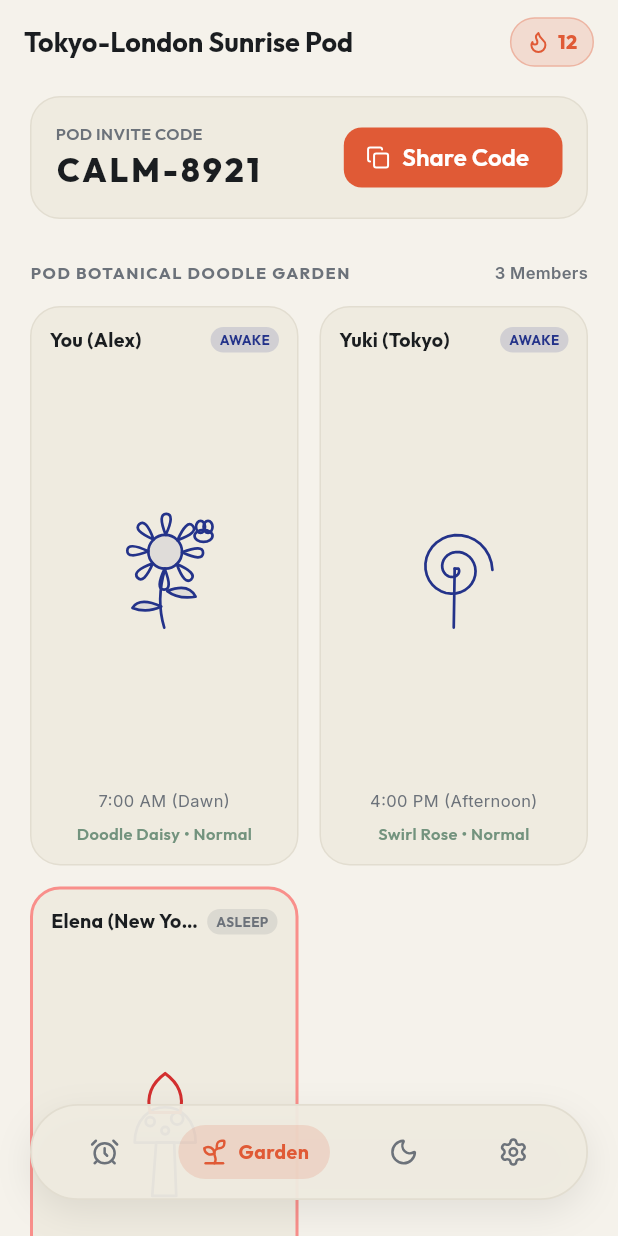
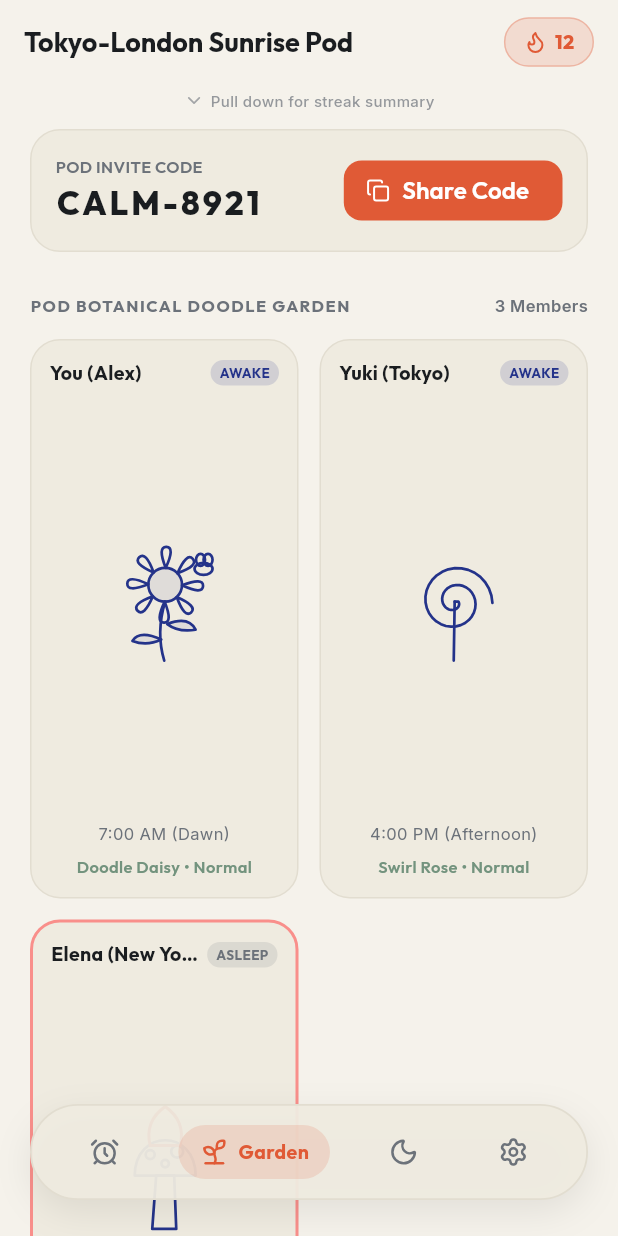
Before and after one commit to paperlinkos/calmalarm, a Flutter app: the screen it shows after launch, item 2 of the bottom bar chosen, on a phone screen of 412 x 824 dp. Run offline on Flutter 3.47's test engine with Material 3 defaults, Android fonts, the phone set to English and light mode, and no system bars; our stand-ins replace flutter_local_notifications, flutter_riverpod, google_fonts, lucide_icons, permission_handler, timezone; statements that could not run were skipped.

Commit message:
fix: enable reliable drag-down gesture and pull-down handle hint for streak summary

```diff
--- a/lib/features/sync_pods/views/pod_dashboard_screen.dart
+++ b/lib/features/sync_pods/views/pod_dashboard_screen.dart
@@ -20,11 +20,13 @@ class _PodDashboardScreenState extends ConsumerState<PodDashboardScreen>
     with SingleTickerProviderStateMixin {
   late AnimationController _summaryController;
   late Animation<double> _expandAnimation;
+  late ScrollController _scrollController;
   bool _isSummaryExpanded = false;
 
   @override
   void initState() {
     super.initState();
+    _scrollController = ScrollController();
     _summaryController = AnimationController(
       vsync: this,
       duration: const Duration(milliseconds: 300),
@@ -37,12 +39,14 @@ class _PodDashboardScreenState extends ConsumerState<PodDashboardScreen>
 
   @override
   void dispose() {
+    _scrollController.dispose();
     _summaryController.dispose();
     super.dispose();
   }
 
   void _toggleSummary([bool? show]) {
     final target = show ?? !_isSummaryExpanded;
+    if (_isSummaryExpanded == target) return;
     setState(() {
       _isSummaryExpanded = target;
     });
@@ -86,7 +90,7 @@ class _PodDashboardScreenState extends ConsumerState<PodDashboardScreen>
             borderRadius: BorderRadius.circular(20),
             child: Container(
               margin: const EdgeInsets.only(right: 16),
-              padding: const EdgeInsets.symmetric(horizontal: 10, vertical: 6),
+              padding: const EdgeInsets.symmetric(horizontal: 12, vertical: 6),
               decoration: BoxDecoration(
                 color: AppColors.terracotta.withValues(alpha: 0.15),
                 borderRadius: BorderRadius.circular(20),
@@ -113,29 +117,67 @@ class _PodDashboardScreenState extends ConsumerState<PodDashboardScreen>
           ),
         ],
       ),
-      body: NotificationListener<ScrollNotification>(
+      body: GestureDetector(
+        onVerticalDragUpdate: (details) {
+          // Downward drag gesture anywhere near top triggers quick summary
+          if (details.delta.dy > 6 && (_scrollController.hasClients && _scrollController.offset <= 20)) {
+            _toggleSummary(true);
+          } else if (details.delta.dy < -6 && _isSummaryExpanded) {
+            _toggleSummary(false);
+          }
+        },
+        child: NotificationListener<ScrollNotification>(
           onNotification: (ScrollNotification notification) {
-          // Detect pull-down overscroll gesture from top
-          if (notification is OverscrollNotification && notification.overscroll < -10) {
-            if (!_isSummaryExpanded) {
+            // Detect pull-down scroll at top of screen
+            if (notification.metrics.pixels <= 10) {
+              if (notification is ScrollUpdateNotification &&
+                  notification.scrollDelta != null &&
+                  notification.scrollDelta! < -3) {
+                _toggleSummary(true);
+              } else if (notification is OverscrollNotification && notification.overscroll < 0) {
                 _toggleSummary(true);
               }
             } else if (notification is ScrollUpdateNotification &&
                 notification.scrollDelta != null &&
                 notification.scrollDelta! > 10) {
-            // Collapse quick summary on downward scroll
-            if (_isSummaryExpanded) {
               _toggleSummary(false);
-            }
             }
             return false;
           },
           child: SingleChildScrollView(
+            controller: _scrollController,
             physics: const BouncingScrollPhysics(parent: AlwaysScrollableScrollPhysics()),
             padding: const EdgeInsets.symmetric(horizontal: 20),
             child: Column(
               crossAxisAlignment: CrossAxisAlignment.start,
               children: [
+                // Pull-down Visual Hint / Toggle Button
+                GestureDetector(
+                  onTap: () => _toggleSummary(),
+                  child: Container(
+                    padding: const EdgeInsets.symmetric(vertical: 4),
+                    child: Row(
+                      mainAxisAlignment: MainAxisAlignment.center,
+                      children: [
+                        Icon(
+                          _isSummaryExpanded ? LucideIcons.chevronUp : LucideIcons.chevronDown,
+                          size: 14,
+                          color: textSecondary.withValues(alpha: 0.6),
+                        ),
+                        const SizedBox(width: 4),
+                        Text(
+                          _isSummaryExpanded ? 'Collapse streak summary' : 'Pull down for streak summary',
+                          style: GoogleFonts.inter(
+                            color: textSecondary.withValues(alpha: 0.7),
+                            fontSize: 10,
+                            fontWeight: FontWeight.w500,
+                          ),
+                        ),
+                      ],
+                    ),
+                  ),
+                ),
+
                 // Pull-down Animated Quick Streak Summary Banner
                 SizeTransition(
                   sizeFactor: _expandAnimation,
@@ -144,13 +186,14 @@ class _PodDashboardScreenState extends ConsumerState<PodDashboardScreen>
                     margin: const EdgeInsets.only(bottom: 16, top: 4),
                     padding: const EdgeInsets.all(16),
                     decoration: BoxDecoration(
-                    color: AppColors.terracotta.withValues(alpha: 0.1),
+                      color: AppColors.terracotta.withValues(alpha: 0.12),
                       borderRadius: BorderRadius.circular(20),
                       border: Border.all(
-                      color: AppColors.terracotta.withValues(alpha: 0.3),
+                        color: AppColors.terracotta.withValues(alpha: 0.35),
                       ),
                     ),
                     child: Column(
+                      crossAxisAlignment: CrossAxisAlignment.start,
                       children: [
                         Row(
                           children: [
@@ -176,7 +219,7 @@ class _PodDashboardScreenState extends ConsumerState<PodDashboardScreen>
                             ),
                           ],
                         ),
-                      const SizedBox(height: 8),
+                        const SizedBox(height: 10),
                         Row(
                           mainAxisAlignment: MainAxisAlignment.spaceBetween,
                           children: [
@@ -184,16 +227,23 @@ class _PodDashboardScreenState extends ConsumerState<PodDashboardScreen>
                               '🔥 ${podState.sharedStreak}-Day Shared Streak',
                               style: GoogleFonts.outfit(
                                 color: textPrimary,
-                              fontSize: 14,
+                                fontSize: 15,
                                 fontWeight: FontWeight.w700,
                               ),
                             ),
-                          Text(
+                            Container(
+                              padding: const EdgeInsets.symmetric(horizontal: 8, vertical: 3),
+                              decoration: BoxDecoration(
+                                color: AppColors.sageGreen.withValues(alpha: 0.2),
+                                borderRadius: BorderRadius.circular(10),
+                              ),
+                              child: Text(
                                 '$awakeCount / ${podState.members.length} Awake',
                                 style: GoogleFonts.inter(
-                              color: textSecondary,
-                              fontSize: 12,
-                              fontWeight: FontWeight.w600,
+                                  color: AppColors.sageGreen,
+                                  fontSize: 11,
+                                  fontWeight: FontWeight.w700,
+                                ),
                               ),
                             ),
                           ],
@@ -204,20 +254,28 @@ class _PodDashboardScreenState extends ConsumerState<PodDashboardScreen>
                             _toggleSummary(false);
                             StreakDetailsSheet.show(context, podState);
                           },
+                          child: Container(
+                            padding: const EdgeInsets.symmetric(vertical: 8, horizontal: 12),
+                            decoration: BoxDecoration(
+                              color: surface,
+                              borderRadius: BorderRadius.circular(10),
+                              border: Border.all(color: border),
+                            ),
                             child: Row(
                               mainAxisAlignment: MainAxisAlignment.center,
                               children: [
                                 Text(
-                              'Tap for full streak breakdown & badges',
-                              style: GoogleFonts.inter(
+                                  'Tap here for full streak breakdown & badges',
+                                  style: GoogleFonts.outfit(
                                     color: AppColors.terracotta,
-                                fontSize: 11,
-                                fontWeight: FontWeight.w600,
+                                    fontSize: 12,
+                                    fontWeight: FontWeight.w700,
                                   ),
                                 ),
-                            const SizedBox(width: 4),
-                            const Icon(LucideIcons.arrowRight, size: 12, color: AppColors.terracotta),
+                                const SizedBox(width: 6),
+                                const Icon(LucideIcons.arrowRight, size: 14, color: AppColors.terracotta),
                               ],
+                            ),
                           ),
                         ),
                       ],
@@ -509,6 +567,7 @@ class _PodDashboardScreenState extends ConsumerState<PodDashboardScreen>
             ),
           ),
         ),
+      ),
     );
   }
 }
```
Lines whose indentation alone changed are shown as unchanged.
